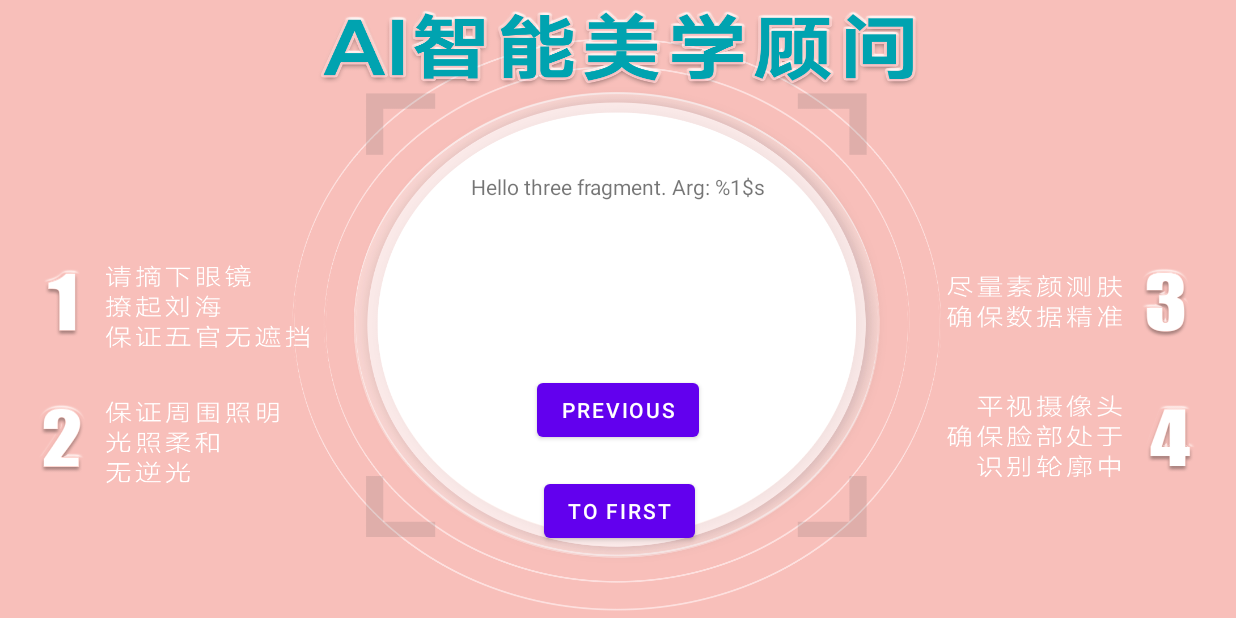
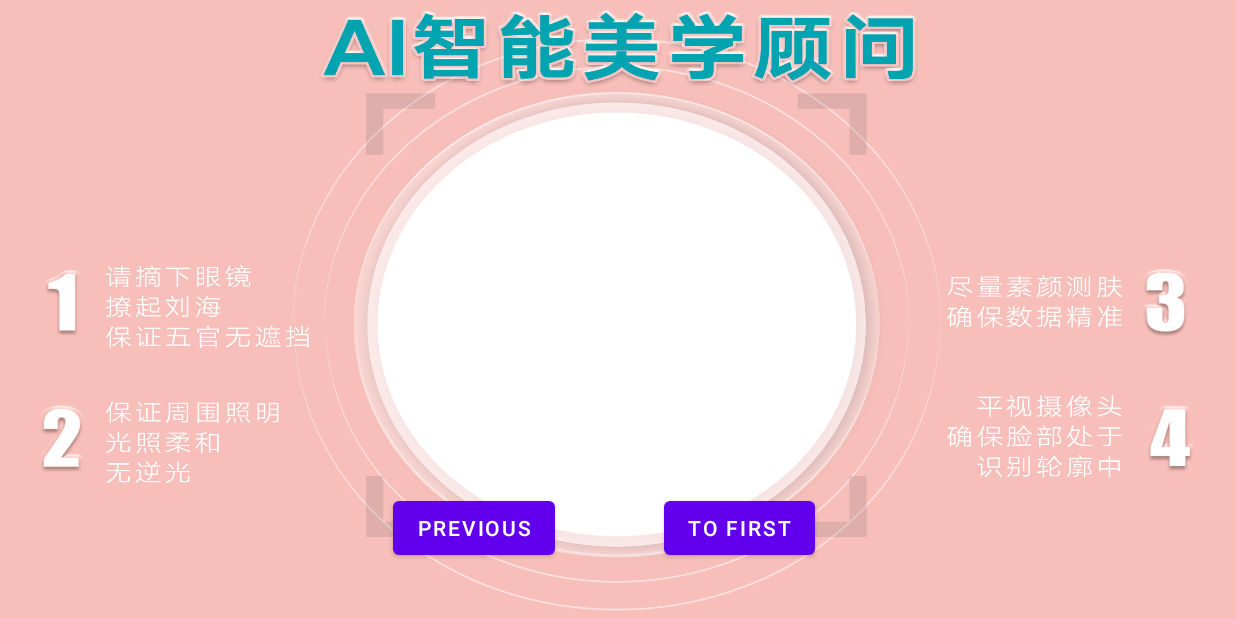
Before and after one commit to chinagxwei/SkinDetection, an Android app: the ThreeFragment screen opened through its navigation route, on a phone screen of 824 x 412 dp (held sideways). Run offline under Robolectric (Android 15) with nearby library versions, the phone set to English and light mode, and no system bars; our stand-ins replace navigation-ui; libraries missing offline, so code that uses them is left out: org.eclipse.paho; 2 statements that could not run were skipped.

Commit message:
update project

```diff
--- a/app/src/main/java/com/idreamspace/skindetection/BaseActivity.java
+++ b/app/src/main/java/com/idreamspace/skindetection/BaseActivity.java
@@ -28,6 +28,7 @@ import com.idreamspace.skindetection.utils.Util;
 
 import org.eclipse.paho.client.mqttv3.IMqttDeliveryToken;
 import org.eclipse.paho.client.mqttv3.MqttCallback;
+import org.eclipse.paho.client.mqttv3.MqttException;
 import org.eclipse.paho.client.mqttv3.MqttMessage;
 import org.json.JSONObject;
 
@@ -47,6 +48,7 @@ public abstract class BaseActivity extends AppCompatActivity {
     protected void onStart() {
         super.onStart();
         this.registerReceiver();
+        this.connectMqttServer();
         this.handlerMqttMessage();
         model = new ViewModelProvider(this).get(AppVIewModel.class);
     }
@@ -116,6 +118,17 @@ public abstract class BaseActivity extends AppCompatActivity {
         this.registerReceiver(this.appReceiver, mIntentFilter);
     }
 
+    protected void connectMqttServer(){
+        AppEntity app = (AppEntity) getApplication();
+        MqttClient mqttClient = app.getComponent(MqttClient.class);
+        try {
+            mqttClient.connect();
+        } catch (MqttException e) {
+            Log.d(TAG, e.getMessage());
+            e.printStackTrace();
+        }
+    }
+
     protected void handlerMqttMessage() {
         AppEntity app = (AppEntity) getApplication();
         MqttClient mqttClient = app.getComponent(MqttClient.class);
--- a/app/src/main/java/com/idreamspace/skindetection/fragments/FirstFragment.java
+++ b/app/src/main/java/com/idreamspace/skindetection/fragments/FirstFragment.java
@@ -19,7 +19,7 @@ public class FirstFragment extends Fragment {
 
     public final static String TAG = "FirstFragment.";
 
-    private AppVIewModel model;
+//    private AppVIewModel model;
 
     private FragmentFirstBinding binding;
 
@@ -48,7 +48,8 @@ public class FirstFragment extends Fragment {
                 FirstFragment.this.nextFragment();
             }
         });
-        model = new ViewModelProvider(requireActivity()).get(AppVIewModel.class);
+
+        AppVIewModel model = new ViewModelProvider(requireActivity()).get(AppVIewModel.class);
         model.getQrcode().observe(getViewLifecycleOwner(), qrcode -> {
             Log.d(TAG, "push qrcode: " + qrcode);
         });
--- a/app/src/main/java/com/idreamspace/skindetection/lifecycle/AppVIewModel.java
+++ b/app/src/main/java/com/idreamspace/skindetection/lifecycle/AppVIewModel.java
@@ -9,6 +9,9 @@ public class AppVIewModel extends ViewModel {
     private MutableLiveData<String> openid;
 
     public MutableLiveData<String> getQrcode() {
+        if (qrcode == null) {
+            qrcode = new MutableLiveData<>();
+        }
         return qrcode;
     }
 
@@ -17,6 +20,9 @@ public class AppVIewModel extends ViewModel {
     }
 
     public MutableLiveData<String> getOpenid() {
+        if (openid == null) {
+            openid = new MutableLiveData<>();
+        }
         return openid;
     }
 
--- a/app/src/main/res/layout/fragment_three.xml
+++ b/app/src/main/res/layout/fragment_three.xml
@@ -6,35 +6,26 @@
     android:layout_height="match_parent"
     tools:context=".fragments.ThreeFragment"
     android:background="@mipmap/bg_2_3_4">
-    <TextView
-        android:id="@+id/textview_second"
-        android:layout_width="wrap_content"
-        android:layout_height="wrap_content"
-        android:text="@string/hello_three_fragment"
-        app:layout_constraintBottom_toTopOf="@id/button_three"
-        app:layout_constraintEnd_toEndOf="parent"
-        app:layout_constraintStart_toStartOf="parent"
-        app:layout_constraintTop_toTopOf="parent" />
 
     <Button
         android:id="@+id/button_three"
         android:layout_width="wrap_content"
         android:layout_height="wrap_content"
+        android:layout_marginBottom="36dp"
         android:text="@string/previous"
         app:layout_constraintBottom_toBottomOf="parent"
         app:layout_constraintEnd_toEndOf="parent"
-        app:layout_constraintStart_toStartOf="parent"
-        app:layout_constraintTop_toBottomOf="@id/textview_second" />
+        app:layout_constraintHorizontal_bias="0.366"
+        app:layout_constraintStart_toStartOf="parent" />
 
     <Button
         android:id="@+id/button_three2"
         android:layout_width="wrap_content"
         android:layout_height="wrap_content"
+        android:layout_marginBottom="36dp"
         android:text="@string/to_first"
         app:layout_constraintBottom_toBottomOf="parent"
         app:layout_constraintEnd_toEndOf="parent"
-        app:layout_constraintHorizontal_bias="0.501"
-        app:layout_constraintStart_toStartOf="parent"
-        app:layout_constraintTop_toBottomOf="@id/textview_second"
-        app:layout_constraintVertical_bias="0.794" />
+        app:layout_constraintHorizontal_bias="0.612"
+        app:layout_constraintStart_toStartOf="parent" />
 </androidx.constraintlayout.widget.ConstraintLayout>
```
Also changed, not shown: app/src/main/res/layout/fragment_first.xml (+11 -15 lines), app/src/main/res/layout/fragment_second.xml (+1 -12 lines).
